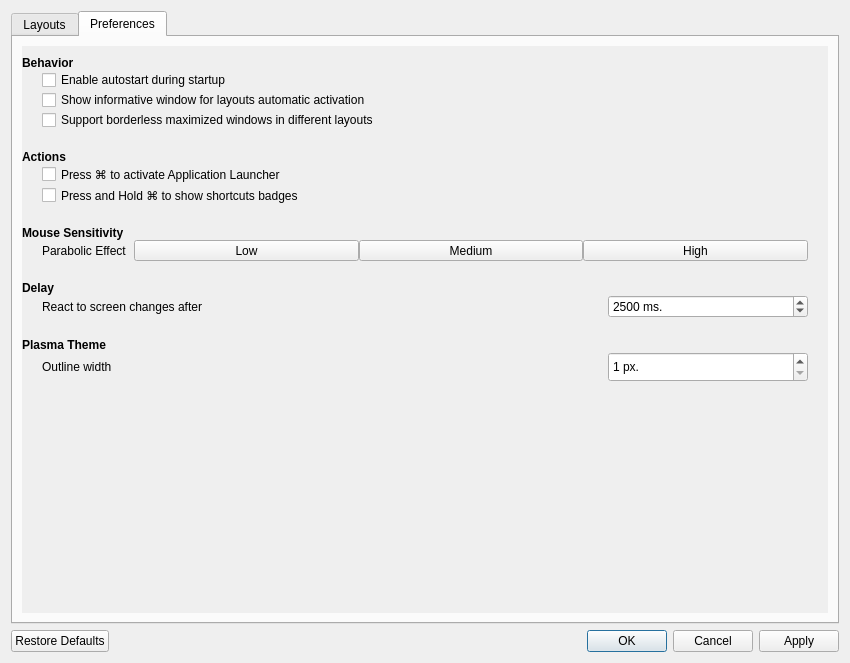
This is app/settings/settingsdialog.ui in KDE/latte-dock as Qt 5 draws it before an edit. The edited form follows.
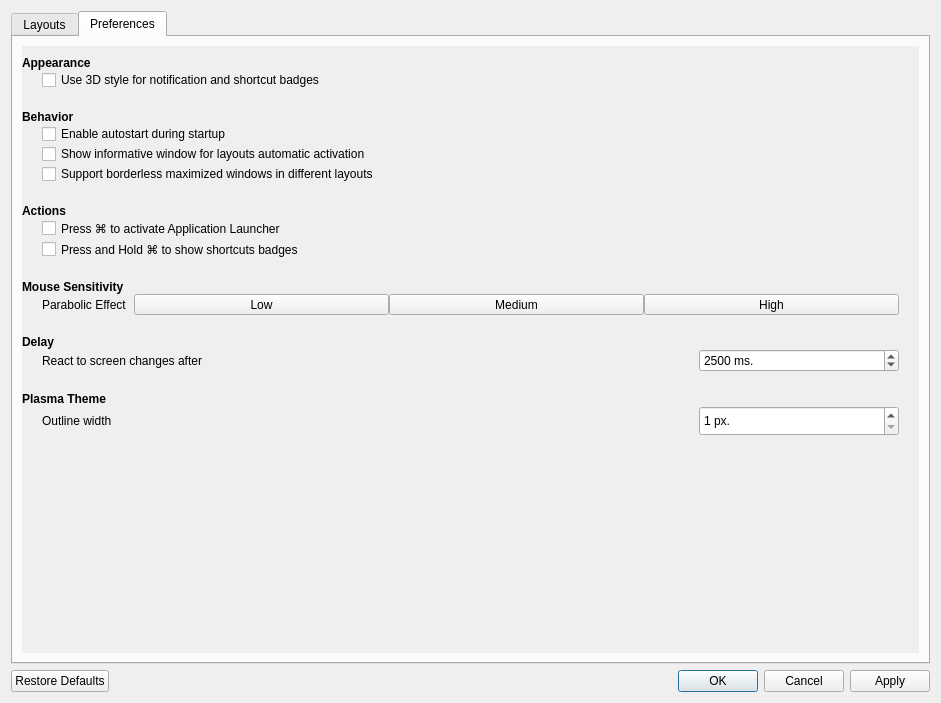
This is the edited form. The open tabs and pages were chosen to show the change. Icons and pictures are not drawn.

Commit message:
Introduce Flat and 3D style for Badges
--the user can now choose to enable or NOT 3D
style for all badges through Latte Global Preferences
window. By default the Flat style is preferred

The edit to the form file:
```diff
--- a/app/settings/settingsdialog.ui
+++ b/app/settings/settingsdialog.ui
@@ -6,8 +6,8 @@
    <rect>
     <x>0</x>
     <y>0</y>
-    <width>850</width>
-    <height>663</height>
+    <width>941</width>
+    <height>703</height>
    </rect>
   </property>
   <property name="windowTitle">
@@ -464,8 +464,8 @@
            <rect>
             <x>0</x>
             <y>0</y>
-            <width>496</width>
-            <height>575</height>
+            <width>890</width>
+            <height>662</height>
            </rect>
           </property>
           <layout class="QHBoxLayout" name="horizontalLayout_9">
@@ -502,6 +502,62 @@
                </property>
               </spacer>
              </item>
+             <item>
+              <widget class="QLabel" name="appearanceLbl">
+               <property name="font">
+                <font>
+                 <weight>75</weight>
+                 <bold>true</bold>
+                </font>
+               </property>
+               <property name="text">
+                <string>Appearance</string>
+               </property>
+              </widget>
+             </item>
+             <item>
+              <layout class="QHBoxLayout" name="horizontalLayout_12">
+               <item>
+                <spacer name="horizontalSpacer_12">
+                 <property name="orientation">
+                  <enum>Qt::Horizontal</enum>
+                 </property>
+                 <property name="sizeType">
+                  <enum>QSizePolicy::Fixed</enum>
+                 </property>
+                 <property name="sizeHint" stdset="0">
+                  <size>
+                   <width>20</width>
+                   <height>20</height>
+                  </size>
+                 </property>
+                </spacer>
+               </item>
+               <item>
+                <widget class="QCheckBox" name="badges3DStyleChkBox">
+                 <property name="text">
+                  <string>Use 3D style for notification and shortcut badges</string>
+                 </property>
+                </widget>
+               </item>
+              </layout>
+             </item>
+             <item>
+              <spacer name="verticalSpacer_14">
+               <property name="orientation">
+                <enum>Qt::Vertical</enum>
+               </property>
+               <property name="sizeType">
+                <enum>QSizePolicy::Fixed</enum>
+               </property>
+               <property name="sizeHint" stdset="0">
+                <size>
+                 <width>20</width>
+                 <height>20</height>
+                </size>
+               </property>
+              </spacer>
+             </item>
              <item>
               <widget class="QLabel" name="behaviorLbl">
                <property name="sizePolicy">
```
The commit also changes 10 other files.
